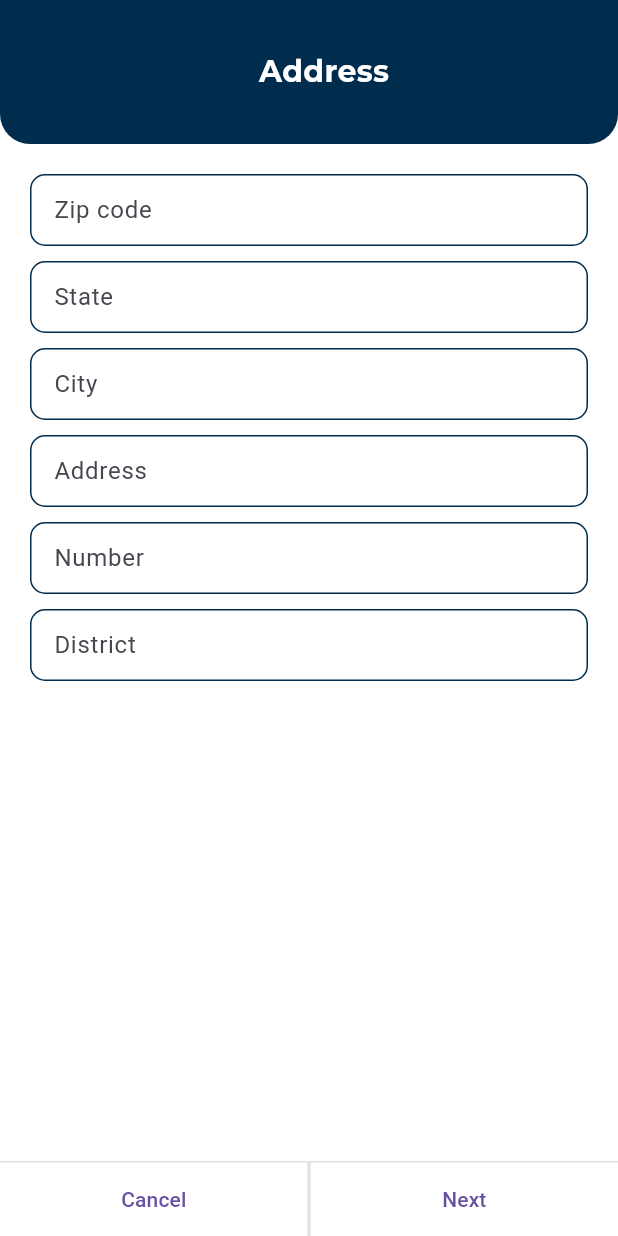
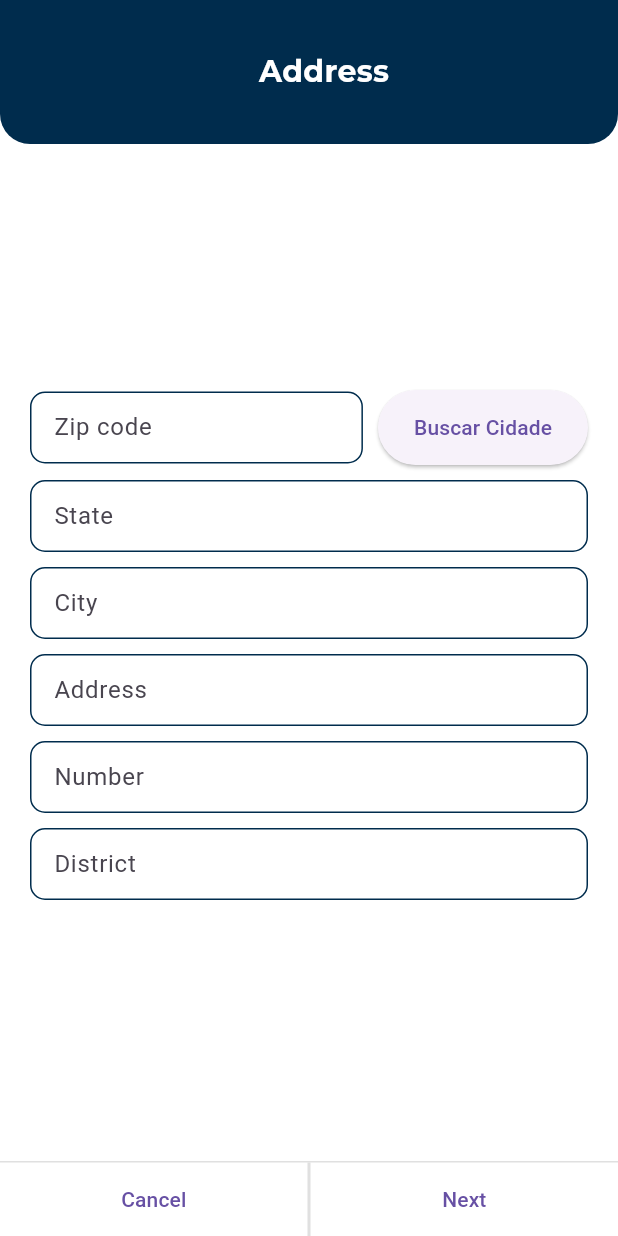
Before and after one commit to lucas3g/wizard, a Flutter app: the RegisterPage screen opened by its route, swiped to page 2, on a phone screen of 412 x 824 dp. Run offline on Flutter 3.47's test engine with Material 2 defaults, Android fonts, the phone set to English and light mode, and no system bars; our stand-ins replace brasil_fields, dio, flutter_modular, google_fonts, shared_preferences, shimmer; accounts and stored records are empty.

Commit message:
feat: add sizeappbar with context and adjuted address page

```diff
--- a/lib/app/components/my_input_widget.dart
+++ b/lib/app/components/my_input_widget.dart
@@ -77,7 +77,7 @@ class _MyInputWidgetState extends State<MyInputWidget> {
         if (widget.label == 'CPF' && !CPFValidator.isValid(value)) {
           return 'Invalid CPF';
         }
-        if (widget.hintText == 'E-Mail' &&
+        if (widget.label == 'E-mail' &&
             !RegExp(
               r'^.+@[a-zA-Z]+\.{1}[a-zA-Z]+(\.{0,1}[a-zA-Z]+)$',
             ).hasMatch(value)) {
--- a/lib/app/modules/auth/submodules/register/presenter/register_page.dart
+++ b/lib/app/modules/auth/submodules/register/presenter/register_page.dart
@@ -1,11 +1,8 @@
-import 'dart:io';
-
 import 'package:flutter/material.dart';
 import 'package:flutter_modular/flutter_modular.dart';
 import 'package:wizard/app/modules/auth/submodules/register/presenter/widgets/address_widget.dart';
 import 'package:wizard/app/modules/auth/submodules/register/presenter/widgets/authentication_widget.dart';
 import 'package:wizard/app/modules/auth/submodules/register/presenter/widgets/personal_data_widget.dart';
-import 'package:wizard/app/utils/constants.dart';
 
 class RegisterPage extends StatefulWidget {
   const RegisterPage({Key? key}) : super(key: key);
@@ -20,20 +17,6 @@ class _RegisterPageState extends State<RegisterPage> {
 
   final gkForm = GlobalKey<FormState>();
 
-  Size sizeAppbar() {
-    final height = AppBar().preferredSize.height;
-
-    return Size(
-      context.screenWidth,
-      height +
-          (Platform.isWindows
-              ? 75
-              : Platform.isIOS
-                  ? 50
-                  : 70),
-    );
-  }
-
   Future<void> nextPage() async {
     if (!gkForm.currentState!.validate()) {
       return;
@@ -44,7 +27,10 @@ class _RegisterPageState extends State<RegisterPage> {
       setState(() {});
       await pageController.nextPage(
           duration: const Duration(milliseconds: 500), curve: Curves.easeInOut);
+      return;
     }
+
+    Modular.to.navigate('/auth/');
   }
 
   Future<void> backPage() async {
@@ -63,10 +49,10 @@ class _RegisterPageState extends State<RegisterPage> {
         key: gkForm,
         child: PageView(
           controller: pageController,
-          children: [
-            PersonalDataWidget(sizeAppBar: sizeAppbar()),
-            AddresWidget(sizeAppBar: sizeAppbar()),
-            AuthenticationWidget(sizeAppBar: sizeAppbar()),
+          children: const [
+            PersonalDataWidget(),
+            AddresWidget(),
+            AuthenticationWidget(),
           ],
         ),
       ),
--- a/lib/app/modules/auth/submodules/register/presenter/widgets/address_widget.dart
+++ b/lib/app/modules/auth/submodules/register/presenter/widgets/address_widget.dart
@@ -1,14 +1,16 @@
+import 'package:brasil_fields/brasil_fields.dart';
 import 'package:flutter/material.dart';
+import 'package:flutter/services.dart';
 
 import 'package:wizard/app/components/my_app_bar_widget.dart';
 import 'package:wizard/app/components/my_input_widget.dart';
+import 'package:wizard/app/utils/constants.dart';
 import 'package:wizard/app/utils/formatters.dart';
+import 'package:wizard/app/utils/my_snackbar.dart';
 
 class AddresWidget extends StatefulWidget {
-  final Size sizeAppBar;
   const AddresWidget({
     Key? key,
-    required this.sizeAppBar,
   }) : super(key: key);
 
   @override
@@ -36,21 +38,44 @@ class _AddresWidgetState extends State<AddresWidget> {
   Widget build(BuildContext context) {
     return Scaffold(
       appBar: PreferredSize(
-        preferredSize: widget.sizeAppBar,
+        preferredSize: context.sizeAppbar,
         child: const MyAppBarWidget(titleAppbar: 'Address'),
       ),
       body: Padding(
         padding: const EdgeInsets.all(20),
+        child: Center(
           child: ListView(
             shrinkWrap: true,
             children: [
-            MyInputWidget(
+              Row(
+                children: [
+                  Expanded(
+                    child: MyInputWidget(
                       focusNode: fZipCode,
                       hintText: 'Type your Zip code',
                       label: 'Zip code',
                       campoVazio: 'Zip code cannot be empty',
                       textEditingController: zipCodeController,
-              inputFormaters: [UpperCaseTextFormatter()],
+                      keyboardType: TextInputType.number,
+                      inputFormaters: [
+                        FilteringTextInputFormatter.digitsOnly,
+                        CepInputFormatter()
+                      ],
+                    ),
+                  ),
+                  const SizedBox(width: 10),
+                  SizedBox(
+                    height: 50,
+                    child: ElevatedButton(
+                      onPressed: () {
+                        if (zipCodeController.text.isEmpty) {
+                          MySnackBar(message: 'Zip code cannot be empty');
+                        }
+                      },
+                      child: const Text('Buscar Cidade'),
+                    ),
+                  ),
+                ],
               ),
               const SizedBox(height: 10),
               MyInputWidget(
@@ -101,6 +126,7 @@ class _AddresWidgetState extends State<AddresWidget> {
             ],
           ),
         ),
+      ),
     );
   }
 }
--- a/lib/app/modules/auth/submodules/register/presenter/widgets/authentication_widget.dart
+++ b/lib/app/modules/auth/submodules/register/presenter/widgets/authentication_widget.dart
@@ -4,12 +4,11 @@ import 'package:flutter/services.dart';
 import 'package:wizard/app/components/my_app_bar_widget.dart';
 import 'package:wizard/app/components/my_input_widget.dart';
 import 'package:wizard/app/theme/app_theme.dart';
+import 'package:wizard/app/utils/constants.dart';
 
 class AuthenticationWidget extends StatefulWidget {
-  final Size sizeAppBar;
   const AuthenticationWidget({
     Key? key,
-    required this.sizeAppBar,
   }) : super(key: key);
 
   @override
@@ -34,7 +33,7 @@ class _AuthenticationWidgetState extends State<AuthenticationWidget> {
   Widget build(BuildContext context) {
     return Scaffold(
       appBar: PreferredSize(
-        preferredSize: widget.sizeAppBar,
+        preferredSize: context.sizeAppbar,
         child: const MyAppBarWidget(titleAppbar: 'Authentication'),
       ),
       body: Padding(
--- a/lib/app/modules/auth/submodules/register/presenter/widgets/personal_data_widget.dart
+++ b/lib/app/modules/auth/submodules/register/presenter/widgets/personal_data_widget.dart
@@ -4,13 +4,12 @@ import 'package:flutter/services.dart';
 
 import 'package:wizard/app/components/my_app_bar_widget.dart';
 import 'package:wizard/app/components/my_input_widget.dart';
+import 'package:wizard/app/utils/constants.dart';
 import 'package:wizard/app/utils/formatters.dart';
 
 class PersonalDataWidget extends StatefulWidget {
-  final Size sizeAppBar;
   const PersonalDataWidget({
     Key? key,
-    required this.sizeAppBar,
   }) : super(key: key);
 
   @override
@@ -34,7 +33,7 @@ class _PersonalDataWidgetState extends State<PersonalDataWidget> {
   Widget build(BuildContext context) {
     return Scaffold(
       appBar: PreferredSize(
-        preferredSize: widget.sizeAppBar,
+        preferredSize: context.sizeAppbar,
         child: const MyAppBarWidget(titleAppbar: 'Personal data'),
       ),
       body: Padding(
```
Also changed, not shown: lib/app/modules/home/home_module.dart (added, +18 -0 lines), lib/app/modules/home/presenter/home_page.dart (added, +22 -0 lines), lib/app/utils/constants.dart (+17 -1 lines), pubspec.lock. Lines whose indentation alone changed are shown as unchanged.
